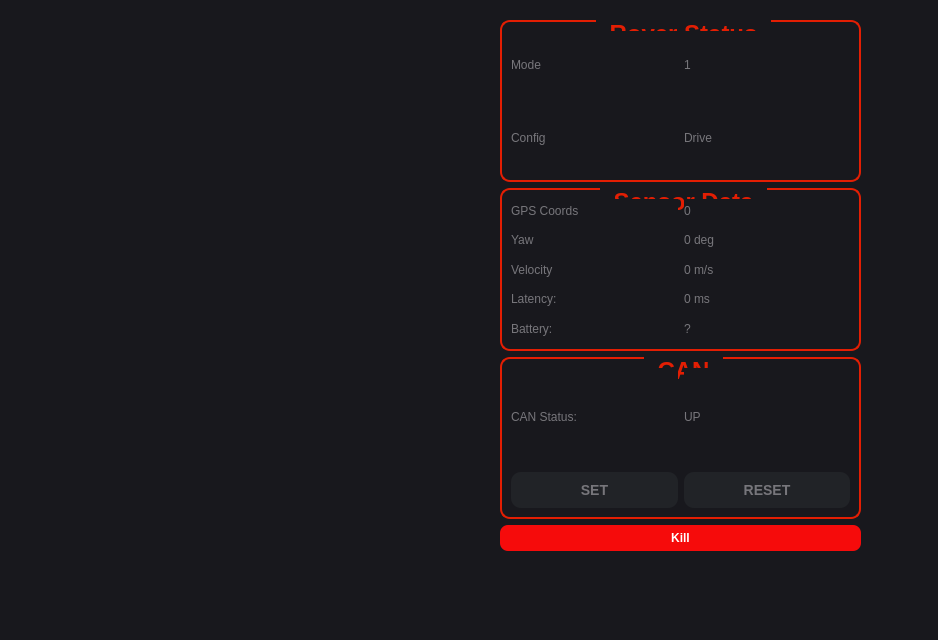
specapoorv/RovMarq, file pythonGui/guiMain.ui: the form before one commit.
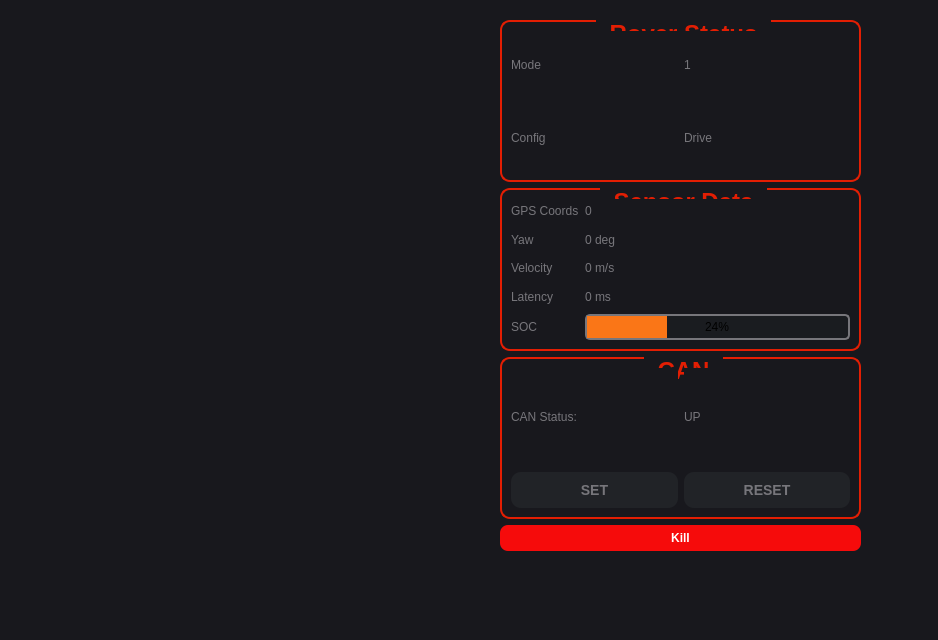
The form after the commit. Custom widgets are drawn as their Qt base class.

Commit message: Added the BatteryProgressBar component

Patch:
```diff
--- a/pythonGui/guiMain.ui
+++ b/pythonGui/guiMain.ui
@@ -144,19 +144,7 @@
 qproperty-alignment: AlignCenter;</string>
           </property>
           <property name="text">
-           <string>Battery:</string>
-          </property>
-         </widget>
-        </item>
-        <item row="4" column="1">
-         <widget class="QLabel" name="batteryValueLabel">
-          <property name="styleSheet">
-           <string notr="true">color: rgb(119, 118, 123);
-font: 18pt &quot;FreeMono&quot;;
-qproperty-alignment: AlignCenter;</string>
-          </property>
-          <property name="text">
-           <string>?</string>
+           <string>SOC</string>
           </property>
          </widget>
         </item>
@@ -168,7 +156,7 @@
 qproperty-alignment: AlignCenter;</string>
           </property>
           <property name="text">
-           <string>Latency:</string>
+           <string>Latency</string>
           </property>
          </widget>
         </item>
@@ -256,6 +244,30 @@
           </property>
          </widget>
         </item>
+        <item row="4" column="1">
+         <widget class="BatteryProgressBar" name="batteryProgressBar">
+          <property name="styleSheet">
+           <string notr="true">QProgressBar {
+    border: 2px solid grey;
+    border-radius: 5px;
+	border-color: rgb(119, 118, 123);
+    text-align: center;
+    background-color: rgb(26, 28, 32);	
+	font: 600 12pt &quot;FreeMono&quot;;
+	/*color: rgb(119, 118, 123);*/
+}
+
+QProgressBar::chunk {
+    background-color: rgb(250, 118, 23);
+    width: 20px;
+}
+</string>
+          </property>
+          <property name="value">
+           <number>24</number>
+          </property>
+         </widget>
+        </item>
        </layout>
       </widget>
      </item>
@@ -393,6 +405,11 @@
    <header>components.RoverWheelWidget</header>
    <container>1</container>
   </customwidget>
+  <customwidget>
+   <class>BatteryProgressBar</class>
+   <extends>QProgressBar</extends>
+   <header>components.BatteryProgressBar</header>
+  </customwidget>
  </customwidgets>
  <resources/>
  <connections/>
```
Left out of the diff: 6 changed lines with no effect on the pictures. The commit also changes 4 other files.
